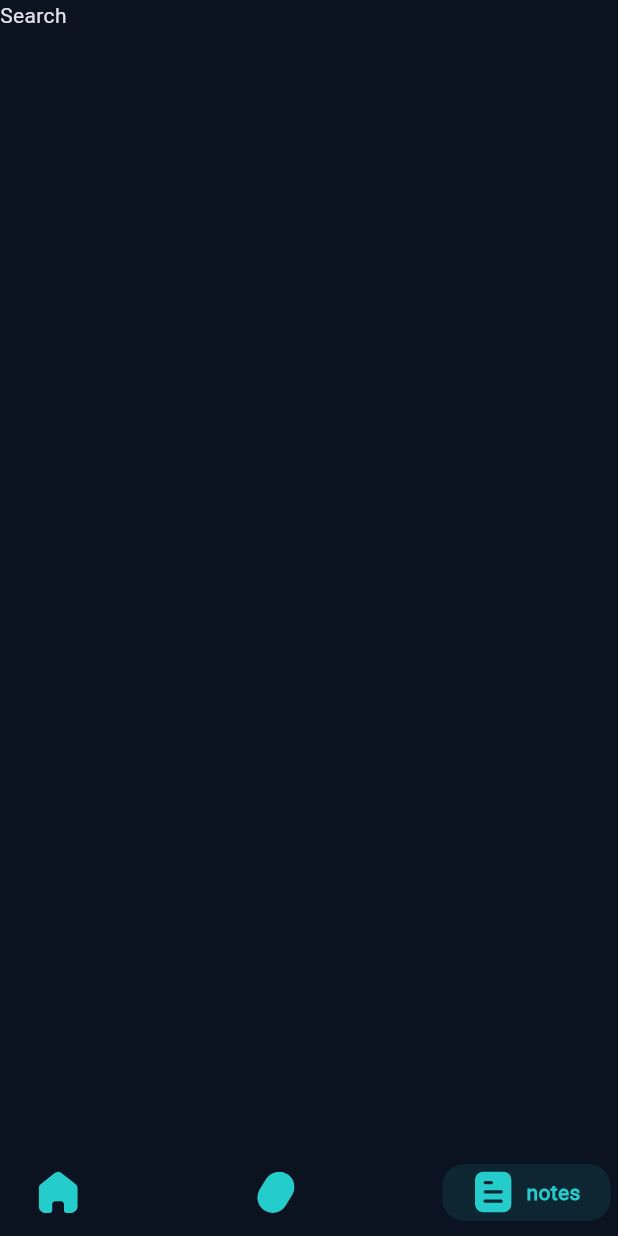
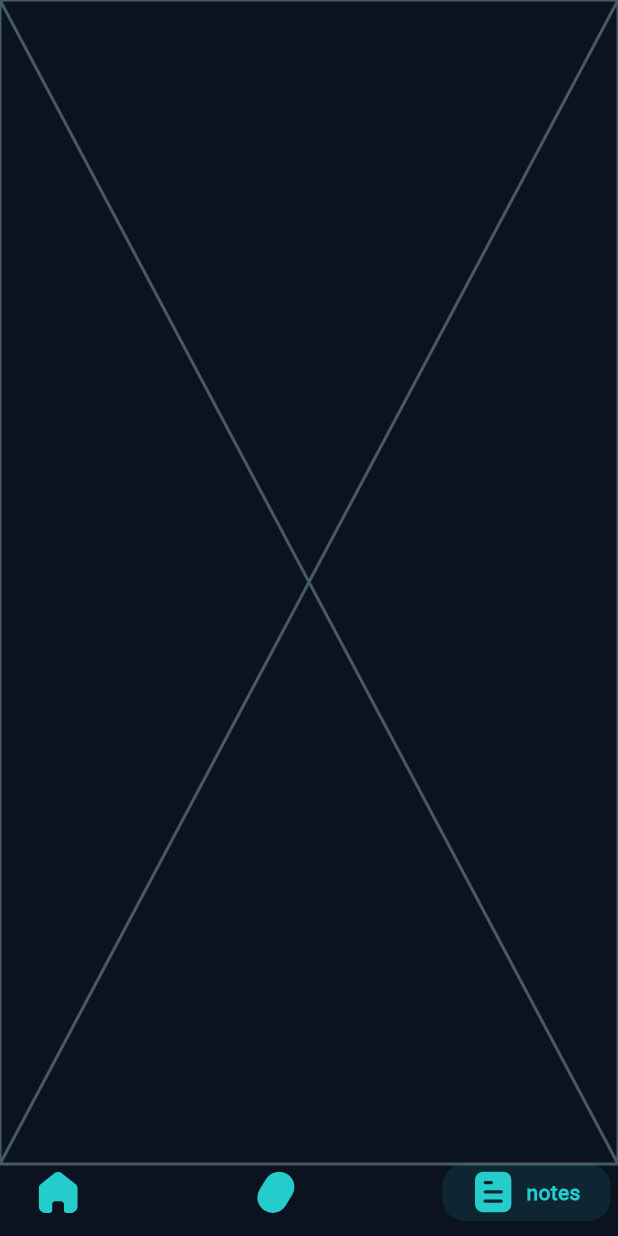
Before and after one commit to AliKamar34/MediMood, a Flutter app: the screen it shows after launch, item 3 of the bottom bar chosen, on a phone screen of 412 x 824 dp. Run offline on Flutter 3.47's test engine with Material 3 defaults, Android fonts, the light colour scheme and no system bars; drawn by our look-alikes of google_nav_bar; our stand-ins replace flutter_svg, font_awesome_flutter, go_router.

Commit message:
create notes view

```diff
--- a/lib/core/utils/app_routes.dart
+++ b/lib/core/utils/app_routes.dart
@@ -4,11 +4,13 @@ import 'package:new_app/features/home/presentation/views/edit_pill_view.dart';
 import 'package:new_app/features/home/presentation/views/home_view.dart';
 import 'package:new_app/features/home/presentation/views/nav_bar_view.dart';
 import 'package:new_app/features/home/presentation/views/pills_view.dart';
+import 'package:new_app/features/note/presentation/views/notes_view.dart';
 
 abstract class AppRoutes {
   static const String kHomeView = '/homeView';
   static const String kPillsView = '/pillsView';
   static const String kEditPillView = '/editPillView';
+  static const String kNotesView = '/notesView';
 
   static final GoRouter router = GoRouter(
     routes: <RouteBase>[
@@ -36,6 +38,12 @@ abstract class AppRoutes {
           return const EditPillView();
         },
       ),
+      GoRoute(
+        path: kNotesView,
+        builder: (BuildContext context, GoRouterState state) {
+          return const NotesView();
+        },
+      ),
     ],
   );
 }
--- a/lib/features/home/presentation/views/home_view.dart
+++ b/lib/features/home/presentation/views/home_view.dart
@@ -6,6 +6,10 @@ class HomeView extends StatelessWidget {
 
   @override
   Widget build(BuildContext context) {
-    return const HomeViewBody();
+    return const Scaffold(
+      body: SafeArea(
+        child: HomeViewBody(),
+      ),
+    );
   }
 }
--- a/lib/features/home/presentation/views/nav_bar_view.dart
+++ b/lib/features/home/presentation/views/nav_bar_view.dart
@@ -5,6 +5,7 @@ import 'package:google_nav_bar/google_nav_bar.dart';
 import 'package:new_app/core/utils/colors_asset_data.dart';
 import 'package:new_app/features/home/presentation/views/home_view.dart';
 import 'package:new_app/features/home/presentation/views/pills_view.dart';
+import 'package:new_app/features/note/presentation/views/notes_view.dart';
 
 class CustomNavBar extends StatefulWidget {
   const CustomNavBar({
@@ -20,12 +21,7 @@ class _CustomNavBarState extends State<CustomNavBar> {
   static const List<Widget> pages = [
     HomeView(),
     PillsView(),
-    Text(
-      'Search',
-    ),
-    Text(
-      'Profile',
-    ),
+    NotesView(),
   ];
   @override
   Widget build(BuildContext context) {
--- a/lib/features/home/presentation/views/pills_view.dart
+++ b/lib/features/home/presentation/views/pills_view.dart
@@ -6,6 +6,10 @@ class PillsView extends StatelessWidget {
 
   @override
   Widget build(BuildContext context) {
-    return const PillsViewBody();
+    return const Scaffold(
+      body: SafeArea(
+        child: PillsViewBody(),
+      ),
+    );
   }
 }
--- a/lib/features/home/presentation/views/widgets/home_view_body.dart
+++ b/lib/features/home/presentation/views/widgets/home_view_body.dart
@@ -7,9 +7,7 @@ class HomeViewBody extends StatelessWidget {
 
   @override
   Widget build(BuildContext context) {
-    return Scaffold(
-      body: SafeArea(
-        child: Padding(
+    return Padding(
       padding: const EdgeInsets.symmetric(horizontal: 10),
       child: Column(
         crossAxisAlignment: CrossAxisAlignment.start,
@@ -24,8 +22,6 @@ class HomeViewBody extends StatelessWidget {
           const Expanded(child: PillCardListView())
         ],
       ),
-        ),
-      ),
     );
   }
 }
--- a/lib/features/home/presentation/views/widgets/pills_view_body.dart
+++ b/lib/features/home/presentation/views/widgets/pills_view_body.dart
@@ -7,9 +7,7 @@ class PillsViewBody extends StatelessWidget {
 
   @override
   Widget build(BuildContext context) {
-    return const Scaffold(
-      body: SafeArea(
-        child: Padding(
+    return const Padding(
       padding: EdgeInsets.symmetric(horizontal: 10),
       child: Column(
         crossAxisAlignment: CrossAxisAlignment.start,
@@ -20,8 +18,6 @@ class PillsViewBody extends StatelessWidget {
           ),
         ],
       ),
-        ),
-      ),
     );
   }
 }
--- /dev/null
+++ b/lib/features/note/presentation/views/notes_view.dart
@@ -0,0 +1,15 @@
+import 'package:flutter/material.dart';
+import 'package:new_app/features/note/presentation/views/widgets/notes_view_body.dart';
+
+class NotesView extends StatelessWidget {
+  const NotesView({super.key});
+
+  @override
+  Widget build(BuildContext context) {
+    return const Scaffold(
+      body: SafeArea(
+        child: NotesViewBody(),
+      ),
+    );
+  }
+}
--- /dev/null
+++ b/lib/features/note/presentation/views/widgets/notes_view_body.dart
@@ -0,0 +1,10 @@
+import 'package:flutter/material.dart';
+
+class NotesViewBody extends StatelessWidget {
+  const NotesViewBody({super.key});
+
+  @override
+  Widget build(BuildContext context) {
+    return const Placeholder();
+  }
+}
```
Lines whose indentation alone changed are shown as unchanged.
